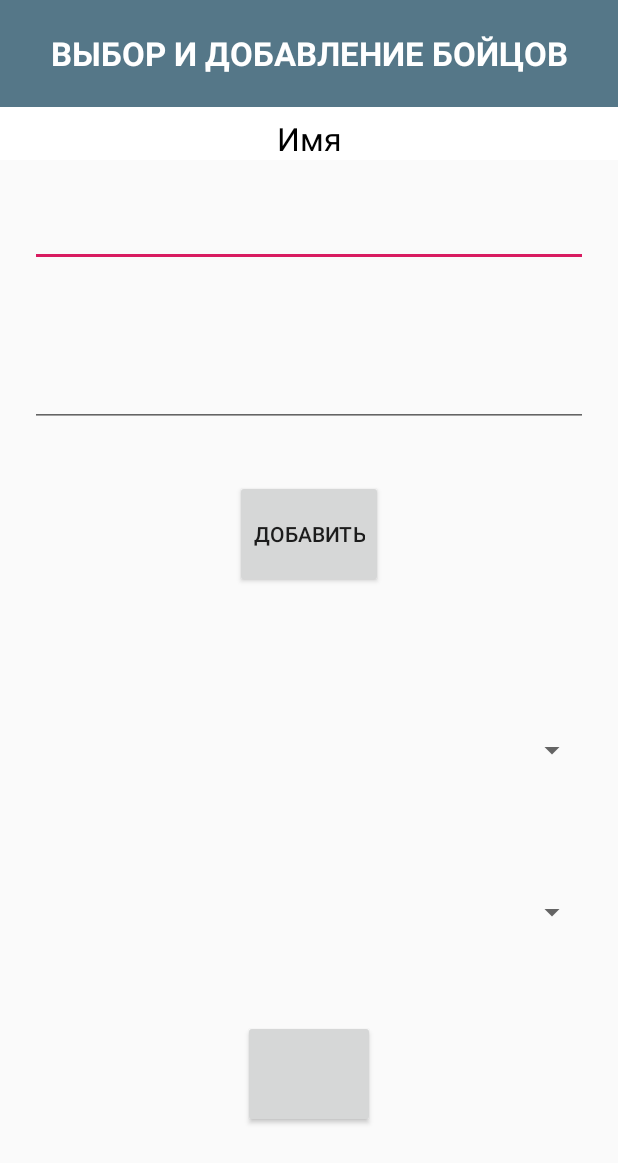
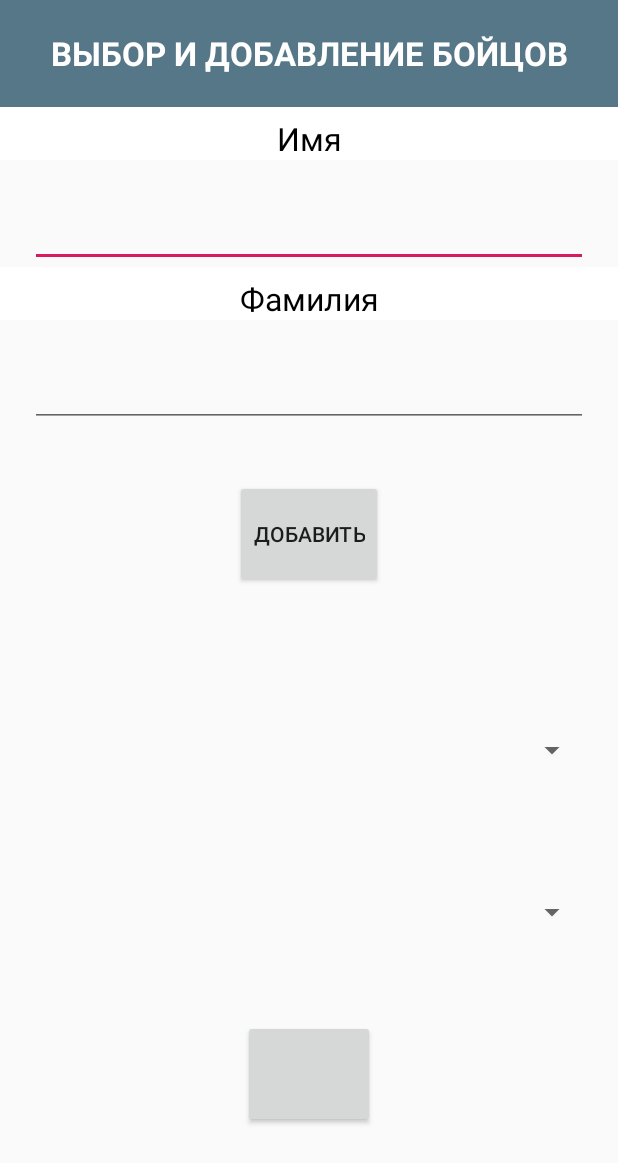
Before and after one commit to OblivionBun/FreeFightJudge, an Android app: the PreFightActivity screen opened directly, with no data from a screen before it, on a phone screen of 412 x 824 dp. Shown: the top 1163 px of the screen. Run offline under Robolectric (Android 15) with nearby library versions, the phone set to English and light mode, and no system bars.

Commit message:
Update activity_pre_fight.xml

```diff
--- a/app/src/main/res/layout/activity_pre_fight.xml
+++ b/app/src/main/res/layout/activity_pre_fight.xml
@@ -32,9 +32,13 @@
               android:layout_weight="1"
               />
 
-    <Space android:layout_width="match_parent"
-           android:layout_height="0dp"
-           android:layout_weight="0.5"/>
+    <TextView android:layout_width="match_parent"
+              android:layout_height="0dp"
+              android:layout_weight="0.5"
+              android:text="@string/last_name"
+              style="@style/BigText"
+              android:gravity="bottom|center_horizontal"
+    />
 
     <EditText android:id="@+id/pre_fight_edt_txt_new_user_last_name"
               android:layout_width="match_parent"
```
